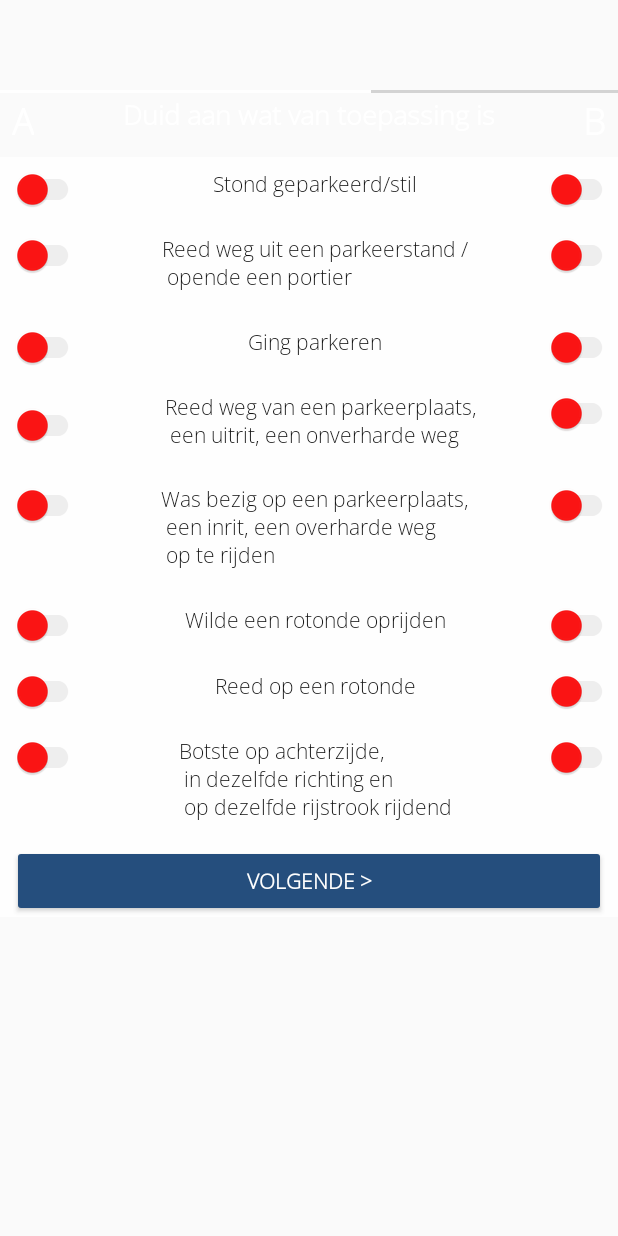
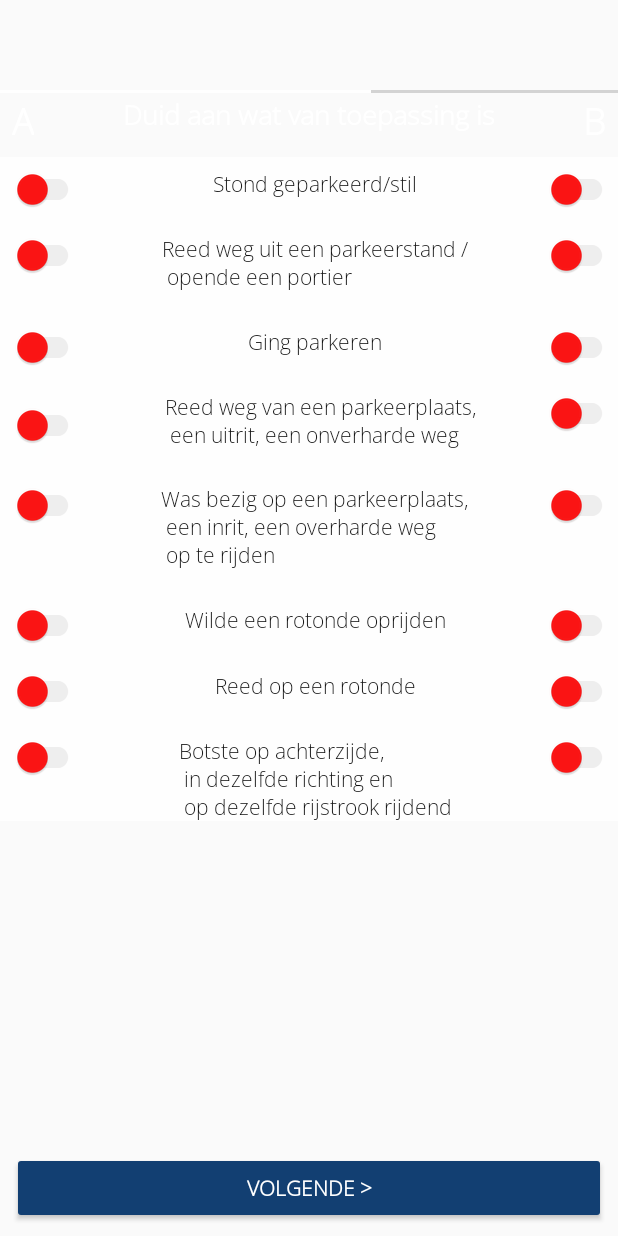
Before and after one commit to anthonyvno/CRASH-mobile, an Android app: the fragment ReportCircumstancesFragment shown on its own in the app's theme, on a phone screen of 412 x 824 dp. Run offline under Robolectric (Android 15) with nearby library versions, the phone set to English and light mode, and no system bars; Roboto replaces fonts that are not available here.

Commit message:
bug bij 1 auto fix

```diff
--- a/app/src/main/java/com/example/europeesaanrijdingsformulier/MainActivity.kt
+++ b/app/src/main/java/com/example/europeesaanrijdingsformulier/MainActivity.kt
@@ -50,11 +50,11 @@ class MainActivity : AppCompatActivity() {
 
 
         //clear local
-/*
+
            val sharedPref = getSharedPreferences(R.string.preferences_profile.toString(), Context.MODE_PRIVATE)
              var editor = sharedPref.edit()
              editor.clear().apply()
-*/
+
         //test
         mConnReceiver = object : BroadcastReceiver() {
             override fun onReceive(context: Context, intent: Intent) {
--- a/app/src/main/res/layout/fragment_report_circumstances.xml
+++ b/app/src/main/res/layout/fragment_report_circumstances.xml
@@ -7,6 +7,19 @@
 
                                              tools:context=".report.ReportCircumstancesFragment"
                                              android:id="@+id/constraintLayout">
+    <android.support.v7.widget.AppCompatButton
+            android:textStyle="bold"
+            android:textColor="@color/white"
+            app:backgroundTint="@color/colorPrimary"
+            android:text="Volgende >"
+            android:layout_width="0dp"
+            android:layout_height="wrap_content" android:id="@+id/button_report_circ_confirm"
+            app:layout_constraintEnd_toEndOf="parent"
+            android:layout_marginEnd="8dp"
+            app:layout_constraintStart_toStartOf="parent"
+            android:layout_marginStart="8dp"
+            app:layout_constraintHorizontal_bias="0.0"
+            android:layout_marginBottom="8dp" app:layout_constraintBottom_toBottomOf="parent"/>
     <android.support.v7.widget.AppCompatSeekBar
             android:layout_width="match_parent"
             android:id="@+id/seekbar_home"
@@ -27,7 +40,7 @@
             android:layout_marginTop="16dp"
             android:alpha="0.92"
             app:layout_constraintStart_toStartOf="parent"
-            app:layout_constraintBottom_toBottomOf="parent" app:layout_constraintVertical_bias="0.16000003">
+            app:layout_constraintBottom_toBottomOf="parent" app:layout_constraintVertical_bias="0.0">
         <android.support.constraint.ConstraintLayout
                 android:layout_width="match_parent"
                 android:layout_height="match_parent" android:id="@+id/constraint1"
@@ -44,19 +57,6 @@
                     android:layout_marginLeft="8dp" android:layout_marginStart="8dp"
                     app:layout_constraintEnd_toStartOf="@+id/switch_circ_1b" android:layout_marginEnd="8dp"
                     android:layout_marginRight="8dp"/>
-            <android.support.v7.widget.AppCompatButton
-                    android:textStyle="bold"
-                    android:textColor="@color/white"
-                    app:backgroundTint="@color/colorPrimary"
-                    android:text="Volgende >"
-                    android:layout_width="0dp"
-                    android:layout_height="wrap_content" android:id="@+id/button_report_circ_confirm"
-                    app:layout_constraintEnd_toEndOf="parent"
-                    android:layout_marginEnd="8dp" android:layout_marginRight="8dp"
-                    app:layout_constraintStart_toStartOf="parent" android:layout_marginLeft="8dp"
-                    android:layout_marginStart="8dp"
-                    app:layout_constraintTop_toBottomOf="@+id/text_report_circ_8"
-                    android:layout_marginTop="16dp"/>
             <android.support.v7.widget.SwitchCompat
                     android:layout_width="wrap_content"
                     android:layout_height="wrap_content"
```
Also changed, not shown: app/src/main/java/com/example/europeesaanrijdingsformulier/report/ReportStartAFragment.kt (+2 -7 lines), app/src/main/res/layout/fragment_report_circumstances2.xml (+12 -13 lines).
